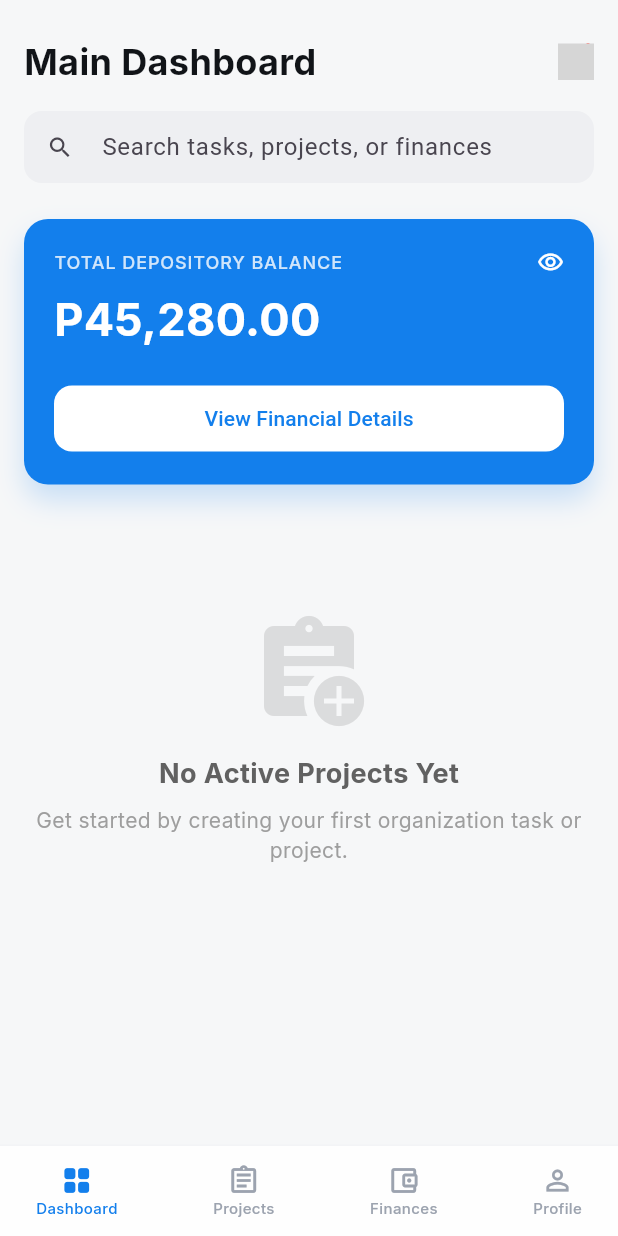
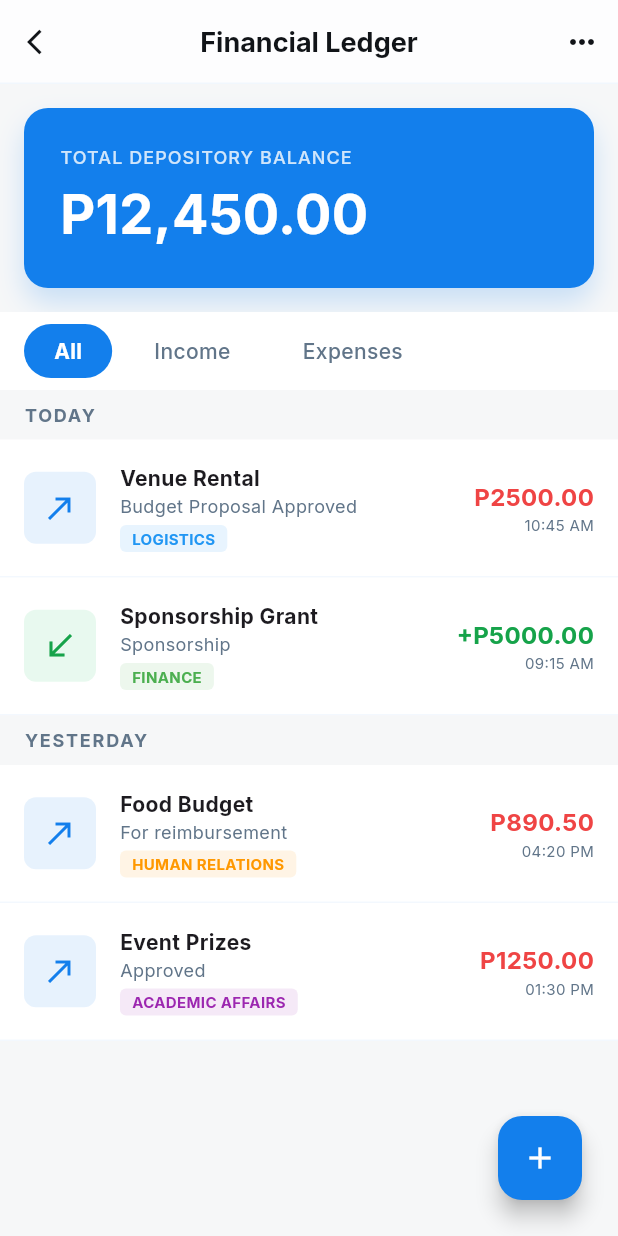
Before and after one commit to aijaee/kamobahala_bscs4b_project, a Flutter app: the OrganizationDashboard screen opened directly, after a tap on "View Financial Details", on a phone screen of 412 x 824 dp. Run offline on Flutter 3.47's test engine with Material 3 defaults, Android fonts, the light colour scheme and no system bars; our stand-ins replace flutter_svg, google_fonts, supabase_flutter; accounts and stored records are empty; grey boxes are pictures that could not be loaded.

Commit message:
created the financial ledger screen UI and dashboard navigation

```diff
--- a/lib/main.dart
+++ b/lib/main.dart
@@ -23,7 +23,7 @@ class MyApp extends StatelessWidget {
         debugShowCheckedModeBanner: false,
         title: "Kamo Bahala",
 
-        home: const LoginScreen(),
+        home: const OrganizationDashboard(),
       ),
     );
   }
--- /dev/null
+++ b/lib/views/dashboard/financial_ledger.dart
@@ -0,0 +1,259 @@
+import 'package:flutter/material.dart';
+import 'package:google_fonts/google_fonts.dart';
+
+class FinancialLedgerScreen extends StatelessWidget {
+  const FinancialLedgerScreen({super.key});
+
+  @override
+  Widget build(BuildContext context) {
+    return Scaffold(
+      backgroundColor: const Color(0xFFF6F7F8),
+      appBar: _buildAppBar(context),
+      body: Stack(
+        children: [
+          ListView(
+            padding: const EdgeInsets.only(bottom: 100),
+            children: [
+              _buildBalanceCard(),
+              _buildFilterTabs(),
+              _buildDateHeader("TODAY"),
+              _buildTransactionItem(
+                label: "Venue Rental",
+                status: "Budget Proposal Approved",
+                department: "Logistics",
+                amount: -2500.00,
+                time: "10:45 AM",
+                deptColor: Colors.blue,
+              ),
+              _buildTransactionItem(
+                label: "Sponsorship Grant",
+                status: "Sponsorship",
+                department: "Finance",
+                amount: 5000.00,
+                time: "09:15 AM",
+                deptColor: Colors.green,
+              ),
+              _buildDateHeader("YESTERDAY"),
+              _buildTransactionItem(
+                label: "Food Budget",
+                status: "For reimbursement",
+                department: "Human Relations",
+                amount: -890.50,
+                time: "04:20 PM",
+                deptColor: Colors.orange,
+              ),
+              _buildTransactionItem(
+                label: "Event Prizes",
+                status: "Approved",
+                department: "Academic Affairs",
+                amount: -1250.00,
+                time: "01:30 PM",
+                deptColor: Colors.purple,
+              ),
+            ],
+          ),
+          _buildFloatingActionButton(),
+        ],
+      ),
+    );
+  }
+
+  PreferredSizeWidget _buildAppBar(BuildContext context) {
+    return AppBar(
+      backgroundColor: Colors.white.withOpacity(0.8),
+      elevation: 0,
+      centerTitle: true,
+      leading: IconButton(
+        icon: const Icon(Icons.arrow_back_ios, color: Color(0xFF111418), size: 20),
+        onPressed: () => Navigator.pop(context),
+      ),
+      title: Text(
+        "Financial Ledger",
+        style: GoogleFonts.inter(
+          color: const Color(0xFF111418),
+          fontSize: 18,
+          fontWeight: FontWeight.bold,
+        ),
+      ),
+      actions: [
+        IconButton(
+          icon: const Icon(Icons.more_horiz, color: Color(0xFF111418)),
+          onPressed: () {},
+        ),
+      ],
+      shape: const Border(bottom: BorderSide(color: Color(0x0D137FEC))),
+    );
+  }
+
+  Widget _buildBalanceCard() {
+    return Container(
+      margin: const EdgeInsets.all(16),
+      padding: const EdgeInsets.all(24),
+      decoration: BoxDecoration(
+        color: const Color(0xFF137FEC),
+        borderRadius: BorderRadius.circular(16),
+        boxShadow: [
+          BoxShadow(
+            color: const Color(0xFF137FEC).withOpacity(0.2),
+            blurRadius: 15,
+            offset: const Offset(0, 10),
+          )
+        ],
+      ),
+      child: Column(
+        crossAxisAlignment: CrossAxisAlignment.start,
+        children: [
+          Text(
+            "TOTAL DEPOSITORY BALANCE",
+            style: GoogleFonts.inter(
+              color: Colors.white.withOpacity(0.8),
+              fontSize: 12,
+              letterSpacing: 0.7,
+              fontWeight: FontWeight.w500,
+            ),
+          ),
+          const SizedBox(height: 4),
+          Text(
+            "P12,450.00",
+            style: GoogleFonts.inter(
+              color: Colors.white,
+              fontSize: 36,
+              fontWeight: FontWeight.bold,
+            ),
+          ),
+        ],
+      ),
+    );
+  }
+
+  Widget _buildFilterTabs() {
+    return Container(
+      color: Colors.white,
+      padding: const EdgeInsets.symmetric(horizontal: 16, vertical: 8),
+      child: Row(
+        children: [
+          _filterChip("All", true),
+          _filterChip("Income", false),
+          _filterChip("Expenses", false),
+        ],
+      ),
+    );
+  }
+
+  Widget _filterChip(String label, bool isActive) {
+    return Container(
+      margin: const EdgeInsets.only(right: 8),
+      padding: const EdgeInsets.symmetric(horizontal: 20, vertical: 8),
+      decoration: BoxDecoration(
+        color: isActive ? const Color(0xFF137FEC) : Colors.transparent,
+        borderRadius: BorderRadius.circular(20),
+      ),
+      child: Text(
+        label,
+        style: GoogleFonts.inter(
+          color: isActive ? Colors.white : const Color(0xFF617589),
+          fontWeight: isActive ? FontWeight.bold : FontWeight.w500,
+          fontSize: 14,
+        ),
+      ),
+    );
+  }
+
+  Widget _buildDateHeader(String title) {
+    return Container(
+      padding: const EdgeInsets.symmetric(horizontal: 16, vertical: 8),
+      color: const Color(0xFFF6F7F8),
+      child: Text(
+        title,
+        style: GoogleFonts.inter(
+          color: const Color(0xFF617589),
+          fontSize: 12,
+          fontWeight: FontWeight.bold,
+          letterSpacing: 1.2,
+        ),
+      ),
+    );
+  }
+
+  Widget _buildTransactionItem({
+    required String label,
+    required String status,
+    required String department,
+    required double amount,
+    required String time,
+    required Color deptColor,
+  }) {
+    bool isIncome = amount > 0;
+    return Container(
+      padding: const EdgeInsets.all(16),
+      decoration: const BoxDecoration(
+        color: Colors.white,
+        border: Border(bottom: BorderSide(color: Color(0x0D137FEC))),
+      ),
+      child: Row(
+        children: [
+          Container(
+            width: 48,
+            height: 48,
+            decoration: BoxDecoration(
+              color: isIncome ? const Color(0x1A22C55E) : const Color(0x1A137FEC),
+              borderRadius: BorderRadius.circular(8),
+            ),
+            child: Icon(
+              isIncome ? Icons.south_west : Icons.north_east,
+              color: isIncome ? const Color(0xFF16A34A) : const Color(0xFF137FEC),
+            ),
+          ),
+          const SizedBox(width: 16),
+          Expanded(
+            child: Column(
+              crossAxisAlignment: CrossAxisAlignment.start,
+              children: [
+                Text(label, style: GoogleFonts.inter(fontWeight: FontWeight.bold, fontSize: 14)),
+                Text(status, style: GoogleFonts.inter(color: const Color(0xFF617589), fontSize: 12)),
+                const SizedBox(height: 4),
+                Container(
+                  padding: const EdgeInsets.symmetric(horizontal: 8, vertical: 2),
+                  decoration: BoxDecoration(
+                    color: deptColor.withOpacity(0.1),
+                    borderRadius: BorderRadius.circular(4),
+                  ),
+                  child: Text(
+                    department.toUpperCase(),
+                    style: GoogleFonts.inter(color: deptColor, fontSize: 10, fontWeight: FontWeight.bold),
+                  ),
+                ),
+              ],
+            ),
+          ),
+          Column(
+            crossAxisAlignment: CrossAxisAlignment.end,
+            children: [
+              Text(
+                "${isIncome ? '+' : ''}P${amount.abs().toStringAsFixed(2)}",
+                style: GoogleFonts.inter(
+                  color: isIncome ? const Color(0xFF16A34A) : const Color(0xFFEF4444),
+                  fontWeight: FontWeight.bold,
+                  fontSize: 16,
+                ),
+              ),
+              Text(time, style: GoogleFonts.inter(color: const Color(0xFF617589), fontSize: 10)),
+            ],
+          ),
+        ],
+      ),
+    );
+  }
+
+  Widget _buildFloatingActionButton() {
+    return Positioned(
+      right: 24,
+      bottom: 24,
+      child: FloatingActionButton(
+        backgroundColor: const Color(0xFF137FEC),
+        onPressed: () {},
+        child: const Icon(Icons.add, color: Colors.white),
+      ),
+    );
+  }
+}
--- a/lib/views/dashboard/organization_dashboard.dart
+++ b/lib/views/dashboard/organization_dashboard.dart
@@ -1,6 +1,7 @@
 import 'package:flutter/material.dart';
 import 'package:google_fonts/google_fonts.dart';
 import 'package:flutter_svg/flutter_svg.dart';
+import 'financial_ledger.dart';
 
 class OrganizationDashboard extends StatelessWidget {
   const OrganizationDashboard({super.key});
@@ -8,7 +9,7 @@ class OrganizationDashboard extends StatelessWidget {
   @override
   Widget build(BuildContext context) {
     // TOGGLE THIS: Set to true to see the "Empty State" UI
-    bool isDashboardEmpty = true;
+    bool isDashboardEmpty = false;
 
     final List<Map<String, dynamic>> deadlines = [
       {'title': 'Logistics', 'tasks': '3 tasks due today', 'icon': Icons.local_shipping, 'color': Colors.orange},
@@ -29,7 +30,7 @@ class OrganizationDashboard extends StatelessWidget {
                   padding: const EdgeInsets.all(16.0),
                   sliver: SliverList(
                     delegate: SliverChildListDelegate([
-                      _buildFinancialCard(),
+                      _buildFinancialCard(context), // Pass context for navigation
                       const SizedBox(height: 24),
                       if (isDashboardEmpty)
                         _buildEmptyState()
@@ -121,7 +122,7 @@ class OrganizationDashboard extends StatelessWidget {
     );
   }
 
-  Widget _buildFinancialCard() {
+  Widget _buildFinancialCard(BuildContext context) {
     return Container(
       width: double.infinity,
       padding: const EdgeInsets.all(20),
@@ -165,7 +166,13 @@ class OrganizationDashboard extends StatelessWidget {
           ),
           const SizedBox(height: 20),
           ElevatedButton(
-            onPressed: () {},
+            onPressed: () {
+              // Navigates to the Financial Ledger UI
+              Navigator.push(
+                context,
+                MaterialPageRoute(builder: (context) => const FinancialLedgerScreen()),
+              );
+            },
             style: ElevatedButton.styleFrom(
               backgroundColor: Colors.white,
               foregroundColor: const Color(0xFF137FEC),
```
